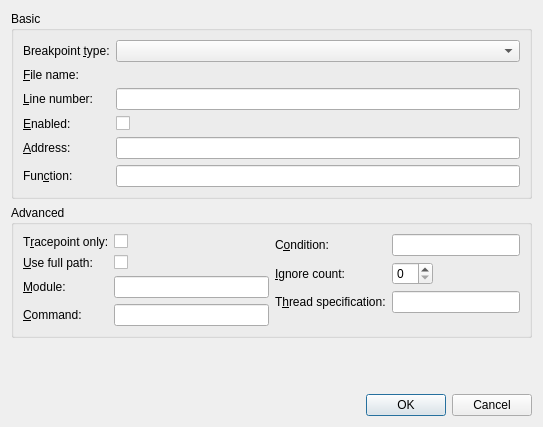
Old version of the form src/plugins/debugger/breakpoint.ui in the repository qt-creator/qt-creator.
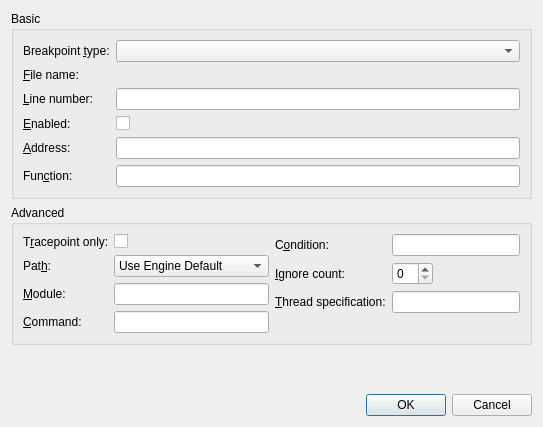
New version of the form. Custom widgets are drawn as their Qt base class.

Commit message:
Debugger: Change UseFullPath setting to an enumeration.
Introducing EngineDefault such that CDB/LLDB can use full paths
by default and gdb can use short paths.

```diff
--- a/src/plugins/debugger/breakpoint.ui
+++ b/src/plugins/debugger/breakpoint.ui
@@ -136,17 +136,10 @@
         <item row="1" column="0">
          <widget class="QLabel" name="labelUseFullPath">
           <property name="text">
-           <string>&amp;Use full path:</string>
+           <string>Pat&amp;h:</string>
           </property>
           <property name="buddy">
-           <cstring>checkBoxUseFullPath</cstring>
-          </property>
-         </widget>
-        </item>
-        <item row="1" column="1">
-         <widget class="QCheckBox" name="checkBoxUseFullPath">
-          <property name="text">
-           <string/>
+           <cstring>comboBoxPathUsage</cstring>
           </property>
          </widget>
         </item>
@@ -176,6 +169,25 @@
         <item row="3" column="1">
          <widget class="QLineEdit" name="lineEditCommand"/>
         </item>
+        <item row="1" column="1">
+         <widget class="QComboBox" name="comboBoxPathUsage">
+          <item>
+           <property name="text">
+            <string>Use Engine Default</string>
+           </property>
+          </item>
+          <item>
+           <property name="text">
+            <string>Use Full Path</string>
+           </property>
+          </item>
+          <item>
+           <property name="text">
+            <string>Use File Name</string>
+           </property>
+          </item>
+         </widget>
+        </item>
        </layout>
       </item>
       <item>
@@ -212,7 +224,7 @@
         <item row="2" column="0">
          <widget class="QLabel" name="labelThreadSpec">
           <property name="text">
-           <string>T&amp;hread specification:</string>
+           <string>&amp;Thread specification:</string>
           </property>
           <property name="buddy">
            <cstring>lineEditThreadSpec</cstring>
```
The commit also changes 8 other files.
